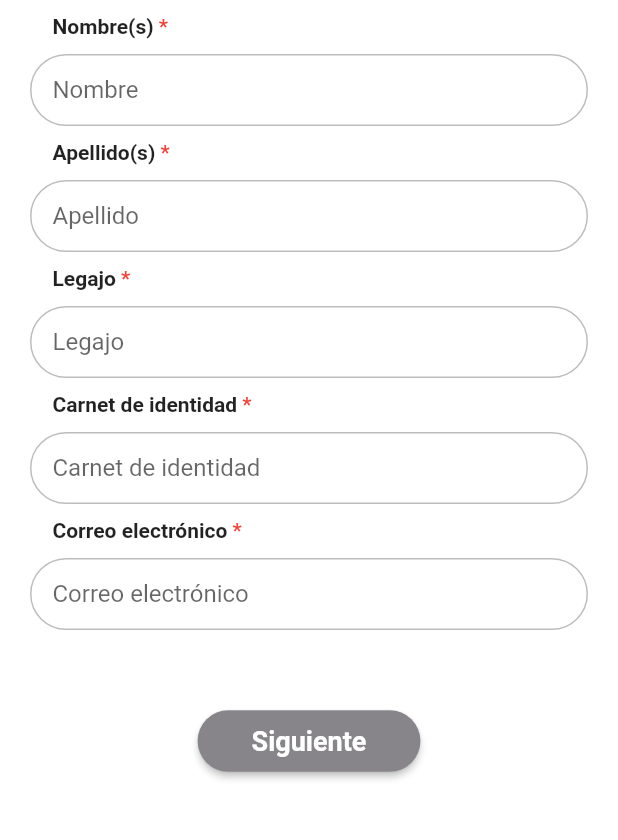
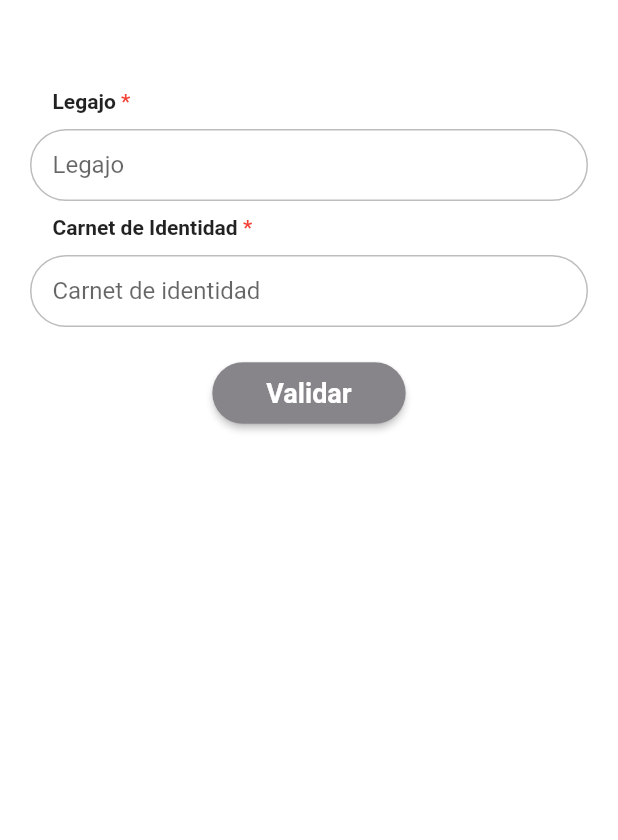
Before and after one commit to jockeer/cbn_app, a Flutter app: the screen it shows after launch, after a tap on "Regístrate", on a phone screen of 412 x 824 dp, the part 236-1076 px from its top. Run offline on Flutter 3.47's test engine with Material 2 defaults, Android fonts, the phone set to English and light mode, and no system bars; our stand-ins replace carousel_slider, shared_preferences.

Commit message:
se termino el diseno para la validacion de funcionario

```diff
--- a/lib/routes/routes.dart
+++ b/lib/routes/routes.dart
@@ -1,5 +1,6 @@
-import 'package:cbn/screens/metodo_pago_screen.dart';
-import 'package:cbn/screens/recarga_gift_card_screen.dart';
+import 'package:cbn/screens/informa_screen.dart';
+import 'package:cbn/screens/perfil_screen.dart';
+import 'package:cbn/screens/register_validation_screen.dart';
 import 'package:flutter/material.dart';
 
 import 'package:cbn/screens/welcome_screen.dart';
@@ -13,6 +14,8 @@ import 'package:cbn/screens/cupon_giftcard_screen.dart';
 import 'package:cbn/screens/gift_card_screen.dart';
 import 'package:cbn/screens/tiendas_afiliadas_screen.dart';
 import 'package:cbn/screens/cupones_screen.dart';
+import 'package:cbn/screens/metodo_pago_screen.dart';
+import 'package:cbn/screens/recarga_gift_card_screen.dart';
 
 Map<String, WidgetBuilder> getRoutes(){
   return <String, WidgetBuilder>{
@@ -29,6 +32,8 @@ Map<String, WidgetBuilder> getRoutes(){
     'cupones' : (_)=> CuponesScreen(),
     'recarga_gift_card' : (_)=> RecargaGiftCardScreen(),
     'metodo_pago' : (_)=> MetodoPagoScreen(),
-
+    'perfil' : (_)=> PerfilScreen(),
+    'informa' : (_)=> InformaScreen(),
+    'validacion' : (_)=> RegisterValidationScreen()
   };
 }
--- a/lib/screens/register_page1_screen.dart
+++ b/lib/screens/register_page1_screen.dart
@@ -50,12 +50,12 @@ class _Formulario extends StatelessWidget {
             _FirstName(),
             estilos.inputLabel(label: 'Apellido(s)', obligatorio: true),
             _LastName(),
+            estilos.inputLabel(label: 'Correo electrónico', obligatorio: true),
+            _Email(),
             estilos.inputLabel(label: 'Legajo', obligatorio: true),
             _Legajo(),
             estilos.inputLabel(label: 'Carnet de identidad', obligatorio: true),
             _Carnet(),
-            estilos.inputLabel(label: 'Correo electrónico', obligatorio: true),
-            _Email(),
             SizedBox(height: 50,),
             _NextButton(formState: this.formState,),
             SizedBox(height: 50,),
--- /dev/null
+++ b/lib/screens/register_validation_screen.dart
@@ -0,0 +1,109 @@
+import 'package:cbn/utils/constantes.dart';
+import 'package:cbn/widgets/top_logo.dart';
+import 'package:flutter/material.dart';
+
+class RegisterValidationScreen extends StatelessWidget {
+  final formState = GlobalKey<FormState>();
+
+  @override
+  Widget build(BuildContext context) {
+    return GestureDetector(
+      onTap: (){
+        final FocusScopeNode focus = FocusScope.of(context);
+        if (!focus.hasPrimaryFocus && focus.hasFocus) return  FocusManager.instance.primaryFocus!.unfocus();
+      },
+      child: Scaffold(
+        appBar: AppBar(),
+        body: SingleChildScrollView(
+          child: Column(
+            children: [
+              TopLogoWidget(),
+              SizedBox(height: 50,),
+              _Formulario(formState: formState)
+            ],
+          ),
+        ),
+      ),
+    );
+  }
+}
+
+class _Formulario extends StatelessWidget {
+
+  final GlobalKey<FormState> formState;
+  final estilos = EstilosApp();
+  _Formulario({ required this.formState });
+
+
+  @override
+  Widget build(BuildContext context) {
+
+    return Padding(
+      padding: EdgeInsets.symmetric(horizontal: 20.0),
+      child: Form(
+        key: this.formState,
+        child: Column(
+          children: [
+            estilos.inputLabel(label: 'Legajo', obligatorio: true),
+            _Legajo(),
+            estilos.inputLabel(label: 'Carnet de Identidad', obligatorio: true),
+            _Carnet(),
+            SizedBox(height: 20,),
+            _BotonValidacion(formState: this.formState,),
+          ],
+        ),
+      ),
+    );
+  }
+}
+
+class _BotonValidacion extends StatelessWidget {
+
+  final GlobalKey<FormState> formState;
+
+  _BotonValidacion({ required this.formState });
+
+  final estilos = EstilosApp();
+
+  @override
+  Widget build(BuildContext context) {
+    return ElevatedButton(
+      style: estilos.buttonStyle(),
+      child: estilos.buttonChild(texto: 'Validar'),
+      onPressed: (){
+        //if (!this.formState.currentState!.validate()) return;
+        Navigator.pushNamed(context, 'register_page1');
+      },
+    );
+  }
+}
+
+class _Carnet extends StatelessWidget {
+
+  final estilos = EstilosApp();
+
+  @override
+  Widget build(BuildContext context) {
+    return TextFormField(
+      decoration: estilos.inputDecoration(hintText: 'Carnet de identidad'),
+      validator: (value){
+        if (value!.isEmpty) return 'El Carnet es obligatorio';
+      },
+    );
+  }
+}
+
+class _Legajo extends StatelessWidget {
+
+  final estilos = EstilosApp();
+
+  @override
+  Widget build(BuildContext context) {
+    return TextFormField(
+      decoration: estilos.inputDecoration(hintText: 'Legajo'),
+      validator: (value){
+        if (value!.isEmpty) return 'El legajo es obligatorio';
+      },
+    );
+  }
+}
--- a/lib/screens/welcome_screen.dart
+++ b/lib/screens/welcome_screen.dart
@@ -59,7 +59,7 @@ class _Buttons extends StatelessWidget {
         children: [
           SizedBox(width: 10,),
           Expanded(child: ElevatedButton(onPressed: (){ Navigator.pushNamed(context, 'login'); }, child: estilos.buttonChild(texto: 'Ingresa'), style: estilos.buttonStyle(),)),
-          Expanded(child: ElevatedButton(onPressed: (){ Navigator.pushNamed(context, 'register_page1'); }, child: estilos.buttonChild(texto: 'Regístrate'), style: estilos.buttonStyle(),)),
+          Expanded(child: ElevatedButton(onPressed: (){ Navigator.pushNamed(context, 'validacion'); }, child: estilos.buttonChild(texto: 'Regístrate'), style: estilos.buttonStyle(),)),
           SizedBox(width: 10,),
         ],
       ),
--- a/lib/utils/constantes.dart
+++ b/lib/utils/constantes.dart
@@ -20,9 +20,9 @@ class EstilosApp{
     );
   }
 
-  Padding buttonChild({required String texto, double size = 18.0}){
+  Padding buttonChild({required String texto, double size = 18.0, double ph=20.0, double pv=10.0 }){
     return Padding(
-        padding: const EdgeInsets.symmetric(horizontal: 20.0,vertical: 10.0),
+        padding: EdgeInsets.symmetric(horizontal: ph,vertical: pv),
         child: Text(texto,style: TextStyle(fontSize: size, fontWeight: FontWeight.bold),),
     );
   }
--- a/pubspec.yaml
+++ b/pubspec.yaml
@@ -31,3 +31,4 @@ flutter:
   assets:
     - assets/icons/
     - assets/fondos/
+    - assets/img/
```
Also changed, not shown: lib/screens/home_screen.dart (+9 -9 lines), lib/screens/informa_screen.dart (added, +71 -0 lines), lib/screens/perfil_screen.dart (added, +114 -0 lines), assets/img/foto.jpg (added), assets/img/gestion.jpg (added), assets/img/glosario.jpg (added), assets/img/informa.jpg (added), assets/img/iva.jpg (added), assets/img/visualizador.jpg (added).
